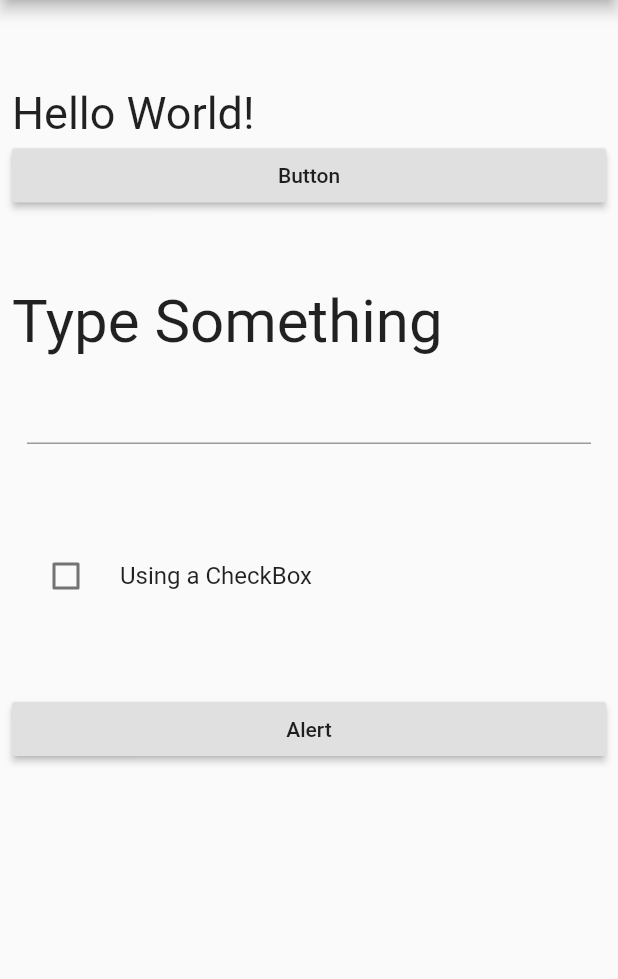
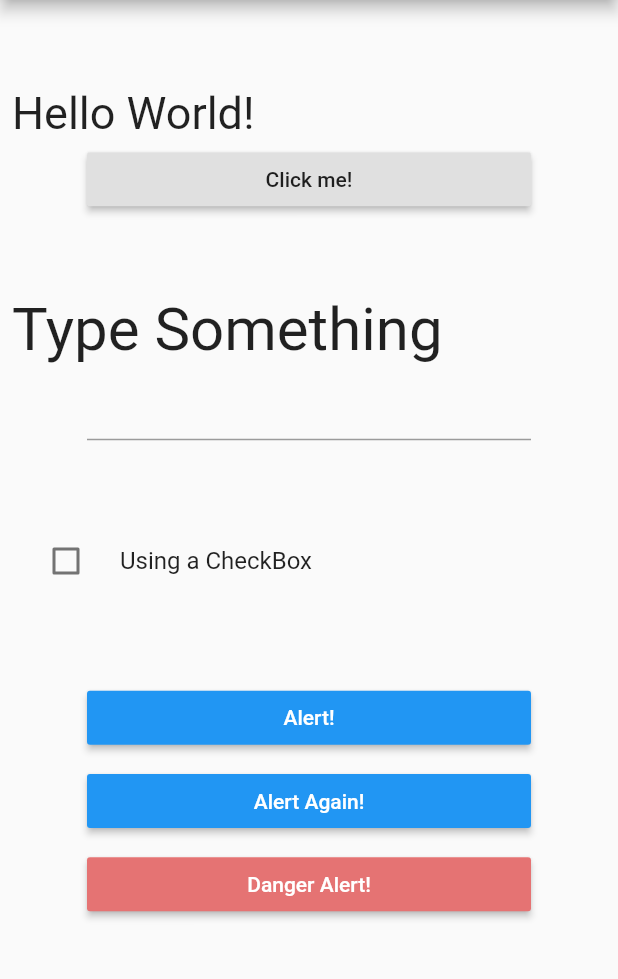
Before and after one commit to rsrinath14/Playing_with_flutter, a Flutter app: the screen it shows after launch, on a phone screen of 412 x 824 dp, the part 84-1063 px from its top. Run offline on Flutter 3.47's test engine with Material 2 defaults, Android fonts, the phone set to English and light mode, and no system bars.

Commit message:
More Dialog Boxes

```diff
--- a/responding_to_user_inputs/lib/main.dart
+++ b/responding_to_user_inputs/lib/main.dart
@@ -42,12 +42,14 @@ class _MyWidgetState extends State<MyWidget> {
             textString,
             style: TextStyle(fontSize: 30),
           ),
-          RaisedButton(
-            //
-            child: Text('Button'),
+          Padding(
+            padding: const EdgeInsets.symmetric(horizontal: 50, vertical: 2.5),
+            child: RaisedButton(
+              child: Text('Click me!'),
               onPressed: () {
                 _doSomething();
               },
+            ),
           ),
           Container(
             height: 50,
@@ -57,7 +59,7 @@ class _MyWidgetState extends State<MyWidget> {
             style: TextStyle(fontSize: 40),
           ),
           Padding(
-            padding: const EdgeInsets.all(10.0),
+            padding: const EdgeInsets.symmetric(horizontal: 50, vertical: 2.5),
             child: TextField(
               style: TextStyle(fontSize: 20),
               onChanged: (text) {
@@ -81,11 +83,42 @@ class _MyWidgetState extends State<MyWidget> {
           Container(
             height: 50,
           ),
-          RaisedButton(
-              child: Text('Alert'),
+          Padding(
+            padding: const EdgeInsets.symmetric(horizontal: 50, vertical: 2.5),
+            child: RaisedButton(
+                color: Colors.blue,
+                textColor: Colors.white,
+                child: Text('Alert!'),
                 onPressed: () {
                   _showAlertDialog();
                 }),
+          ),
+          Container(
+            height: 2.5,
+          ),
+          Padding(
+            padding: const EdgeInsets.symmetric(horizontal: 50, vertical: 2.5),
+            child: RaisedButton(
+                color: Colors.blue,
+                textColor: Colors.white,
+                child: Text('Alert Again!'),
+                onPressed: () {
+                  _showAlertagainDialog(context);
+                }),
+          ),
+          Container(
+            height: 2.5,
+          ),
+          Padding(
+            padding: const EdgeInsets.symmetric(horizontal: 50, vertical: 2.5),
+            child: RaisedButton(
+                color: Colors.red[300],
+                textColor: Colors.white,
+                child: Text('Danger Alert!'),
+                onPressed: () {
+                  _showDangerAlert(context);
+                }),
+          ),
         ],
       ),
     );
@@ -133,4 +166,72 @@ class _MyWidgetState extends State<MyWidget> {
       },
     );
   }
+
+  void _showAlertagainDialog(BuildContext context) {
+    Widget cancelButton = FlatButton(
+      child: Text("Cancel"),
+      onPressed: () {
+        Navigator.pop(context);
+      },
+    );
+    Widget continueButton = FlatButton(
+      child: Text("Continue"),
+      onPressed: () {
+        Navigator.pop(context);
+      },
+    );
+
+    AlertDialog alert = AlertDialog(
+      title: Text("Alert Dialog"),
+      content: Text("Do You Want to Continue learning Flutter?"),
+      actions: [
+        cancelButton,
+        continueButton,
+      ],
+    );
+    showDialog(
+      context: context,
+      builder: (BuildContext context) {
+        return alert;
+      },
+    );
   }
+
+  void _showDangerAlert(BuildContext context) {
+    Widget cancelButton = FlatButton(
+      child: Text("Abort!"),
+      onPressed: () {
+        Navigator.pop(context);
+      },
+    );
+    Widget remindButton = FlatButton(
+      child: Text("Remind me Later"),
+      onPressed: () {
+        Navigator.pop(context);
+      },
+    );
+    Widget launchBotton = FlatButton(
+      child: Text("Launch!"),
+      onPressed: () {
+        Navigator.pop(context);
+      },
+    );
+
+    AlertDialog alert = AlertDialog(
+      title: Text("Danger!"),
+      content: Text(
+          "Launching this missile will destroy the entire universe. Is this what you intended to do?"),
+      actions: [
+        cancelButton,
+        remindButton,
+        launchBotton,
+      ],
+    );
+    showDialog(
+      context: context,
+      builder: (BuildContext context) {
+        return alert;
+      },
+    );
+  }
+}
```
Lines whose indentation alone changed are shown as unchanged.
